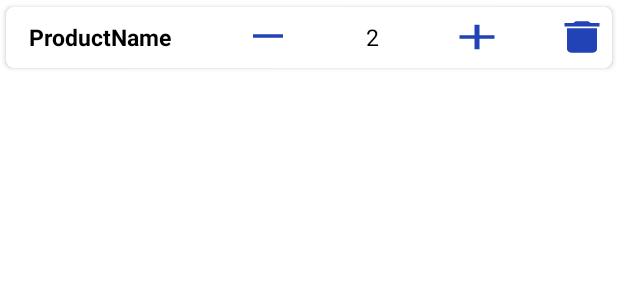
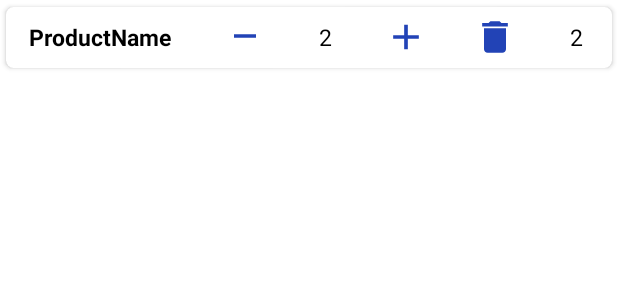
Before and after one commit to ShreyasKulkarni899/Geeta_Dresses, an Android app: the layout activity_products_cardview.xml on its own in the app's theme, with its tools: preview values and no code run, on a phone screen of 412 x 824 dp. Shown: the top 300 px of the screen. Run offline under Robolectric (Android 15) with nearby library versions, the phone set to English and light mode, and no system bars; network calls fail; Roboto replaces fonts that are not available here.

```diff
--- a/app/src/main/java/com/example/walk_in_sale/tokenDashboard.java
+++ b/app/src/main/java/com/example/walk_in_sale/tokenDashboard.java
@@ -100,9 +100,11 @@ public class tokenDashboard extends AppCompatActivity {
                         JSONObject product = product_array.getJSONObject(i);
                         String product_name = product.getString("productName");
                         String qty = product.getString("quantity");
+                        String ActualPrice = product.getString("price");
+                        String totalPrice = String.valueOf(Integer.parseInt(qty)*Integer.parseInt(ActualPrice));
                         Log.d("Product Name",product_name);
                         Log.d("Quantity",qty);
-                        productsModelArrayList.add(new productsModel(product_name,qty));
+                        productsModelArrayList.add(new productsModel(product_name,qty,ActualPrice));
                         courseRV.setAdapter(new productAdapter(tokenDashboard.this, productsModelArrayList));
 
                     }
--- a/app/src/main/res/layout/activity_products_cardview.xml
+++ b/app/src/main/res/layout/activity_products_cardview.xml
@@ -74,6 +74,18 @@
             android:backgroundTint="#FC0000"
             android:contentDescription="Delete Button"
             />
+        <TextView
+            android:id="@+id/idProductsPrice"
+            android:layout_weight="2"
+            android:layout_width="wrap_content"
+            android:layout_height="wrap_content"
+            android:layout_marginStart="15dp"
+            android:drawablePadding="2dp"
+            android:text="2"
+            android:gravity="center"
+            android:textColor="@color/black"
+            android:textSize="15sp"/>
+
 
     </LinearLayout>
 </androidx.cardview.widget.CardView>
```
Also changed, not shown: app/src/main/java/com/example/walk_in_sale/productAdapter.java (+12 -1 lines).
